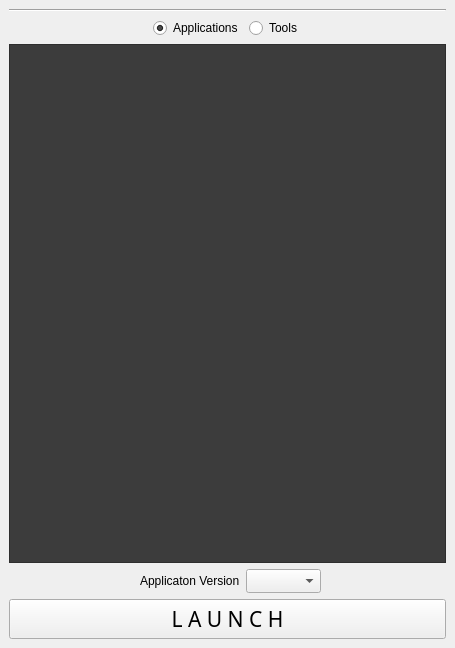
mrmcdog23/controlChaos, file standalone/python/launcher/control_chaos_launcher.ui: the form before one commit.
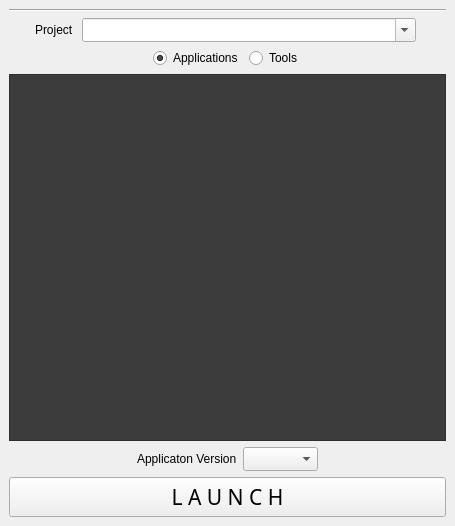
The form after the commit.

Commit message: use the config to read the project settings in the launcher

```diff
--- a/standalone/python/launcher/control_chaos_launcher.ui
+++ b/standalone/python/launcher/control_chaos_launcher.ui
@@ -7,15 +7,45 @@
     <x>0</x>
     <y>0</y>
     <width>455</width>
-    <height>648</height>
+    <height>526</height>
    </rect>
   </property>
   <property name="windowTitle">
    <string>MainWindow</string>
   </property>
   <widget class="QWidget" name="centralwidget">
-   <layout class="QGridLayout" name="gridLayout_9">
-    <item row="3" column="0" colspan="2">
+   <layout class="QGridLayout" name="gridLayout_2">
+    <item row="7" column="0">
+     <widget class="QPushButton" name="btn_launch">
+      <property name="minimumSize">
+       <size>
+        <width>250</width>
+        <height>40</height>
+       </size>
+      </property>
+      <property name="maximumSize">
+       <size>
+        <width>16777215</width>
+        <height>16777215</height>
+       </size>
+      </property>
+      <property name="font">
+       <font>
+        <family>Tw Cen MT</family>
+        <pointsize>16</pointsize>
+        <weight>50</weight>
+        <bold>false</bold>
+       </font>
+      </property>
+      <property name="text">
+       <string>L A U N C H</string>
+      </property>
+      <property name="btn_ss" stdset="0">
+       <bool>false</bool>
+      </property>
+     </widget>
+    </item>
+    <item row="5" column="0">
      <widget class="QScrollArea" name="scrollArea">
       <property name="styleSheet">
        <string notr="true">background-color: rgb(60, 60, 60);</string>
@@ -29,7 +59,7 @@
          <x>0</x>
          <y>0</y>
          <width>435</width>
-         <height>505</height>
+         <height>343</height>
         </rect>
        </property>
        <layout class="QGridLayout" name="gridLayout">
@@ -53,17 +83,17 @@
       </widget>
      </widget>
     </item>
-    <item row="0" column="0" colspan="2">
+    <item row="0" column="0">
      <layout class="QVBoxLayout" name="lyt_header"/>
     </item>
-    <item row="1" column="0" colspan="2">
+    <item row="1" column="0">
      <widget class="Line" name="line_2">
       <property name="orientation">
        <enum>Qt::Horizontal</enum>
       </property>
      </widget>
     </item>
-    <item row="2" column="0" colspan="2">
+    <item row="4" column="0">
      <layout class="QHBoxLayout" name="horizontalLayout_2">
       <item>
        <spacer name="horizontalSpacer_3">
@@ -110,7 +140,7 @@
       </item>
      </layout>
     </item>
-    <item row="4" column="1">
+    <item row="6" column="0">
      <widget class="QWidget" name="wdg_application_version" native="true">
       <layout class="QGridLayout" name="gridLayout_10">
        <property name="leftMargin">
@@ -181,35 +211,85 @@
       </layout>
      </widget>
     </item>
-    <item row="5" column="0" colspan="2">
-     <widget class="QPushButton" name="btn_launch">
-      <property name="minimumSize">
-       <size>
-        <width>250</width>
-        <height>40</height>
-       </size>
-      </property>
-      <property name="maximumSize">
-       <size>
-        <width>16777215</width>
-        <height>16777215</height>
-       </size>
-      </property>
-      <property name="font">
-       <font>
-        <family>Tw Cen MT</family>
-        <pointsize>16</pointsize>
-        <weight>50</weight>
-        <bold>false</bold>
-       </font>
-      </property>
-      <property name="text">
-       <string>L A U N C H</string>
-      </property>
-      <property name="btn_ss" stdset="0">
-       <bool>false</bool>
-      </property>
-     </widget>
+    <item row="2" column="0">
+     <layout class="QHBoxLayout" name="lyt_project_config"/>
+    </item>
+    <item row="3" column="0">
+     <layout class="QHBoxLayout" name="horizontalLayout_4">
+      <item>
+       <widget class="QLabel" name="lbl_project_icon">
+        <property name="minimumSize">
+         <size>
+          <width>20</width>
+          <height>20</height>
+         </size>
+        </property>
+        <property name="maximumSize">
+         <size>
+          <width>20</width>
+          <height>20</height>
+         </size>
+        </property>
+        <property name="text">
+         <string/>
+        </property>
+       </widget>
+      </item>
+      <item>
+       <widget class="QLabel" name="lbl_project">
+        <property name="text">
+         <string>Project </string>
+        </property>
+       </widget>
+      </item>
+      <item>
+       <widget class="QComboBox" name="cmb_project">
+        <property name="sizePolicy">
+         <sizepolicy hsizetype="Expanding" vsizetype="Fixed">
+          <horstretch>0</horstretch>
+          <verstretch>0</verstretch>
+         </sizepolicy>
+        </property>
+        <property name="minimumSize">
+         <size>
+          <width>210</width>
+          <height>24</height>
+         </size>
+        </property>
+        <property name="editable">
+         <bool>true</bool>
+        </property>
+       </widget>
+      </item>
+      <item>
+       <widget class="QLabel" name="lbl_project_type">
+        <property name="minimumSize">
+         <size>
+          <width>24</width>
+          <height>24</height>
+         </size>
+        </property>
+        <property name="maximumSize">
+         <size>
+          <width>24</width>
+          <height>24</height>
+         </size>
+        </property>
+        <property name="sizeIncrement">
+         <size>
+          <width>24</width>
+          <height>24</height>
+         </size>
+        </property>
+        <property name="text">
+         <string/>
+        </property>
+        <property name="scaledContents">
+         <bool>true</bool>
+        </property>
+       </widget>
+      </item>
+     </layout>
     </item>
    </layout>
   </widget>
```
Left out of the diff: 3 changed lines with no effect on the pictures. The commit also changes 7 other files.
